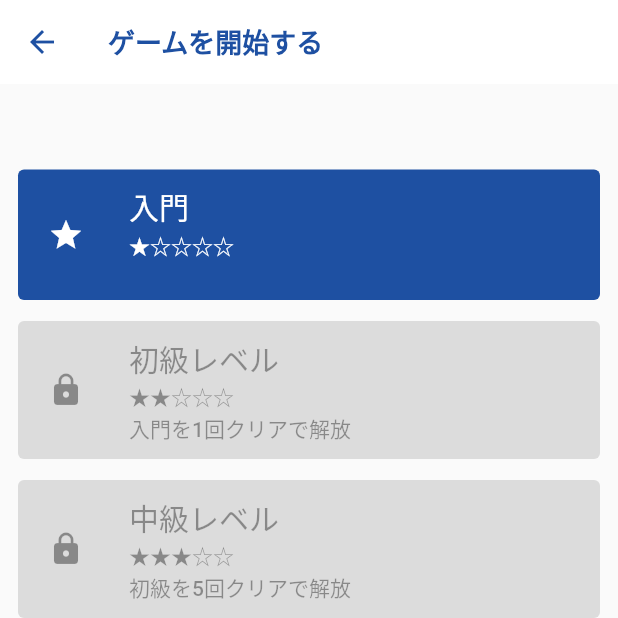
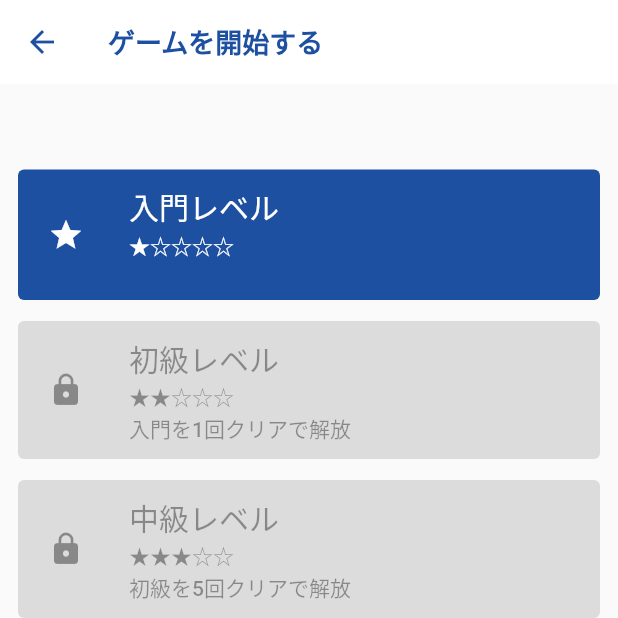
Before and after one commit to mizutaku-0519/sudoku_practice_0717, a Flutter app: the DifficultySelectionScreen screen opened directly, on a phone screen of 412 x 824 dp, the top half of it. Run offline on Flutter 3.47's test engine with Material 2 defaults, Android fonts, the phone set to English and light mode, and no system bars; our stand-ins replace font_awesome_flutter, google_fonts.

Commit message:
commit test 入門→入門レベルに変更

```diff
--- a/lib/views/difficulty_selection_screen.dart
+++ b/lib/views/difficulty_selection_screen.dart
@@ -11,7 +11,7 @@ class Difficulty {
 
 class DifficultySelectionScreen extends StatelessWidget {
   final List<Difficulty> difficulties = [
-    Difficulty(level: "入門", stars: "★☆☆☆☆", unlockCondition: "", isUnlocked: true),
+    Difficulty(level: "入門レベル", stars: "★☆☆☆☆", unlockCondition: "", isUnlocked: true),
     Difficulty(level: "初級レベル", stars: "★★☆☆☆", unlockCondition: "入門を1回クリアで解放"),
     Difficulty(level: "中級レベル", stars: "★★★☆☆", unlockCondition: "初級を5回クリアで解放"),
     Difficulty(level: "上級レベル", stars: "★★★★☆", unlockCondition: "中級を10回クリアで解放"),
```
